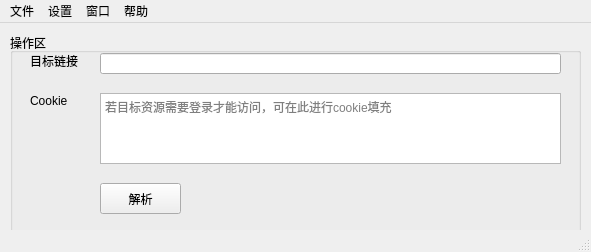
Above: ui/mainwindow.ui from wuyue92tree/nice-you-get before the change. Below: the same form after it.
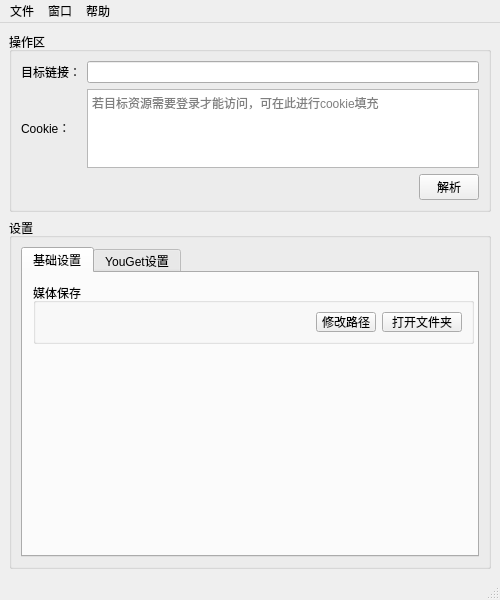
That is the form after the change.

The edit to the form file:
```diff
--- a/ui/mainwindow.ui
+++ b/ui/mainwindow.ui
@@ -6,100 +6,288 @@
    <rect>
     <x>0</x>
     <y>0</y>
-    <width>591</width>
-    <height>252</height>
+    <width>500</width>
+    <height>600</height>
    </rect>
   </property>
+  <property name="minimumSize">
+   <size>
+    <width>500</width>
+    <height>600</height>
+   </size>
+  </property>
+  <property name="maximumSize">
+   <size>
+    <width>500</width>
+    <height>600</height>
+   </size>
+  </property>
   <property name="windowTitle">
    <string>NiceYouGet</string>
   </property>
   <widget class="QWidget" name="centralwidget">
-   <widget class="QLabel" name="linkLabel">
-    <property name="geometry">
-     <rect>
-      <x>30</x>
-      <y>30</y>
-      <width>55</width>
-      <height>16</height>
-     </rect>
-    </property>
-    <property name="text">
-     <string>目标链接</string>
-    </property>
-   </widget>
-   <widget class="QLineEdit" name="linkLineEdit">
-    <property name="geometry">
-     <rect>
-      <x>100</x>
-      <y>30</y>
-      <width>461</width>
-      <height>21</height>
-     </rect>
-    </property>
-   </widget>
-   <widget class="QTextEdit" name="cookieTextEdit">
-    <property name="geometry">
-     <rect>
-      <x>100</x>
-      <y>70</y>
-      <width>461</width>
-      <height>71</height>
-     </rect>
-    </property>
-    <property name="placeholderText">
-     <string>若目标资源需要登录才能访问，可在此进行cookie填充</string>
-    </property>
-   </widget>
-   <widget class="QGroupBox" name="groupBox">
-    <property name="geometry">
-     <rect>
-      <x>10</x>
-      <y>10</y>
-      <width>571</width>
-      <height>201</height>
-     </rect>
-    </property>
-    <property name="title">
-     <string>操作区</string>
-    </property>
-    <widget class="QLabel" name="cookieLabel">
-     <property name="geometry">
-      <rect>
-       <x>20</x>
-       <y>60</y>
-       <width>55</width>
-       <height>16</height>
-      </rect>
-     </property>
-     <property name="text">
-      <string>Cookie</string>
-     </property>
-    </widget>
-    <widget class="QPushButton" name="parsePushButton">
-     <property name="geometry">
-      <rect>
-       <x>90</x>
-       <y>150</y>
-       <width>81</width>
-       <height>31</height>
-      </rect>
-     </property>
-     <property name="text">
-      <string>解析</string>
-     </property>
-    </widget>
-   </widget>
-   <zorder>groupBox</zorder>
-   <zorder>linkLabel</zorder>
-   <zorder>linkLineEdit</zorder>
-   <zorder>cookieTextEdit</zorder>
+   <layout class="QGridLayout" name="gridLayout">
+    <item row="0" column="0">
+     <widget class="QGroupBox" name="groupBox">
+      <property name="maximumSize">
+       <size>
+        <width>16777215</width>
+        <height>180</height>
+       </size>
+      </property>
+      <property name="title">
+       <string>操作区</string>
+      </property>
+      <layout class="QVBoxLayout" name="verticalLayout">
+       <item>
+        <layout class="QHBoxLayout" name="horizontalLayout">
+         <item>
+          <widget class="QLabel" name="linkLabel">
+           <property name="minimumSize">
+            <size>
+             <width>60</width>
+             <height>0</height>
+            </size>
+           </property>
+           <property name="maximumSize">
+            <size>
+             <width>60</width>
+             <height>40</height>
+            </size>
+           </property>
+           <property name="text">
+            <string>目标链接：</string>
+           </property>
+          </widget>
+         </item>
+         <item>
+          <widget class="QLineEdit" name="linkLineEdit"/>
+         </item>
+        </layout>
+       </item>
+       <item>
+        <layout class="QHBoxLayout" name="horizontalLayout_2">
+         <item>
+          <widget class="QLabel" name="cookieLabel">
+           <property name="minimumSize">
+            <size>
+             <width>60</width>
+             <height>0</height>
+            </size>
+           </property>
+           <property name="maximumSize">
+            <size>
+             <width>60</width>
+             <height>40</height>
+            </size>
+           </property>
+           <property name="text">
+            <string>Cookie：</string>
+           </property>
+          </widget>
+         </item>
+         <item>
+          <widget class="QTextEdit" name="cookieTextEdit">
+           <property name="placeholderText">
+            <string>若目标资源需要登录才能访问，可在此进行cookie填充</string>
+           </property>
+          </widget>
+         </item>
+        </layout>
+       </item>
+       <item>
+        <layout class="QGridLayout" name="gridLayout_2">
+         <item row="0" column="0">
+          <spacer name="horizontalSpacer">
+           <property name="orientation">
+            <enum>Qt::Horizontal</enum>
+           </property>
+           <property name="sizeHint" stdset="0">
+            <size>
+             <width>40</width>
+             <height>20</height>
+            </size>
+           </property>
+          </spacer>
+         </item>
+         <item row="0" column="1">
+          <widget class="QPushButton" name="parsePushButton">
+           <property name="minimumSize">
+            <size>
+             <width>60</width>
+             <height>0</height>
+            </size>
+           </property>
+           <property name="maximumSize">
+            <size>
+             <width>60</width>
+             <height>40</height>
+            </size>
+           </property>
+           <property name="text">
+            <string>解析</string>
+           </property>
+          </widget>
+         </item>
+        </layout>
+       </item>
+      </layout>
+     </widget>
+    </item>
+    <item row="1" column="0">
+     <widget class="QGroupBox" name="groupBox_2">
+      <property name="minimumSize">
+       <size>
+        <width>0</width>
+        <height>0</height>
+       </size>
+      </property>
+      <property name="maximumSize">
+       <size>
+        <width>16777215</width>
+        <height>16777215</height>
+       </size>
+      </property>
+      <property name="title">
+       <string>设置</string>
+      </property>
+      <layout class="QGridLayout" name="gridLayout_3">
+       <item row="0" column="0">
+        <widget class="QTabWidget" name="tabWidget">
+         <property name="currentIndex">
+          <number>0</number>
+         </property>
+         <widget class="QWidget" name="baseTab">
+          <attribute name="title">
+           <string>基础设置</string>
+          </attribute>
+          <widget class="QGroupBox" name="groupBox_3">
+           <property name="geometry">
+            <rect>
+             <x>10</x>
+             <y>10</y>
+             <width>441</width>
+             <height>61</height>
+            </rect>
+           </property>
+           <property name="title">
+            <string>媒体保存</string>
+           </property>
+           <layout class="QGridLayout" name="gridLayout_4">
+            <item row="0" column="0">
+             <layout class="QHBoxLayout" name="horizontalLayout_4">
+              <item>
+               <widget class="QLabel" name="mediaPathValueLabel">
+                <property name="text">
+                 <string/>
+                </property>
+               </widget>
+              </item>
+              <item>
+               <widget class="QPushButton" name="mediaSavePushButton">
+                <property name="minimumSize">
+                 <size>
+                  <width>60</width>
+                  <height>0</height>
+                 </size>
+                </property>
+                <property name="maximumSize">
+                 <size>
+                  <width>60</width>
+                  <height>40</height>
+                 </size>
+                </property>
+                <property name="text">
+                 <string>修改路径</string>
+                </property>
+               </widget>
+              </item>
+              <item>
+               <widget class="QPushButton" name="mediaPathPushButton">
+                <property name="minimumSize">
+                 <size>
+                  <width>80</width>
+                  <height>0</height>
+                 </size>
+                </property>
+                <property name="maximumSize">
+                 <size>
+                  <width>80</width>
+                  <height>40</height>
+                 </size>
+                </property>
+                <property name="text">
+                 <string>打开文件夹</string>
+                </property>
+               </widget>
+              </item>
+             </layout>
+            </item>
+           </layout>
+          </widget>
+         </widget>
+         <widget class="QWidget" name="youGetTab">
+          <attribute name="title">
+           <string>YouGet设置</string>
+          </attribute>
+          <widget class="QGroupBox" name="groupBox_4">
+           <property name="geometry">
+            <rect>
+             <x>10</x>
+             <y>10</y>
+             <width>431</width>
+             <height>91</height>
+            </rect>
+           </property>
+           <property name="title">
+            <string>下载设置</string>
+           </property>
+           <layout class="QGridLayout" name="gridLayout_5">
+            <item row="0" column="0">
+             <layout class="QHBoxLayout" name="horizontalLayout_3">
+              <item>
+               <widget class="QCheckBox" name="insecureCheckBox">
+                <property name="text">
+                 <string>忽略ssl验证</string>
+                </property>
+               </widget>
+              </item>
+              <item>
+               <widget class="QCheckBox" name="downlaodCaptionheckBox">
+                <property name="text">
+                 <string>下载字幕/弹幕/歌词等</string>
+                </property>
+               </widget>
+              </item>
+             </layout>
+            </item>
+            <item row="1" column="0">
+             <layout class="QHBoxLayout" name="horizontalLayout_5">
+              <item>
+               <widget class="QCheckBox" name="mergeCheckBox">
+                <property name="text">
+                 <string>强制覆盖</string>
+                </property>
+               </widget>
+              </item>
+             </layout>
+            </item>
+           </layout>
+          </widget>
+         </widget>
+        </widget>
+       </item>
+      </layout>
+     </widget>
+    </item>
+   </layout>
   </widget>
   <widget class="QMenuBar" name="menubar">
    <property name="geometry">
     <rect>
      <x>0</x>
      <y>0</y>
-     <width>591</width>
+     <width>500</width>
      <height>23</height>
     </rect>
    </property>
@@ -112,12 +300,6 @@
     </property>
     <addaction name="actionQuit"/>
    </widget>
-   <widget class="QMenu" name="menu_2">
-    <property name="title">
-     <string>设置</string>
-    </property>
-    <addaction name="actionOptions"/>
-   </widget>
    <widget class="QMenu" name="menu_3">
     <property name="title">
      <string>帮助</string>
@@ -133,7 +315,6 @@
     <addaction name="actiondownloadHistory"/>
    </widget>
    <addaction name="menu"/>
-   <addaction name="menu_2"/>
    <addaction name="menu_4"/>
    <addaction name="menu_3"/>
   </widget>
```
Left out of the diff: 14 changed lines with no effect on the pictures.
